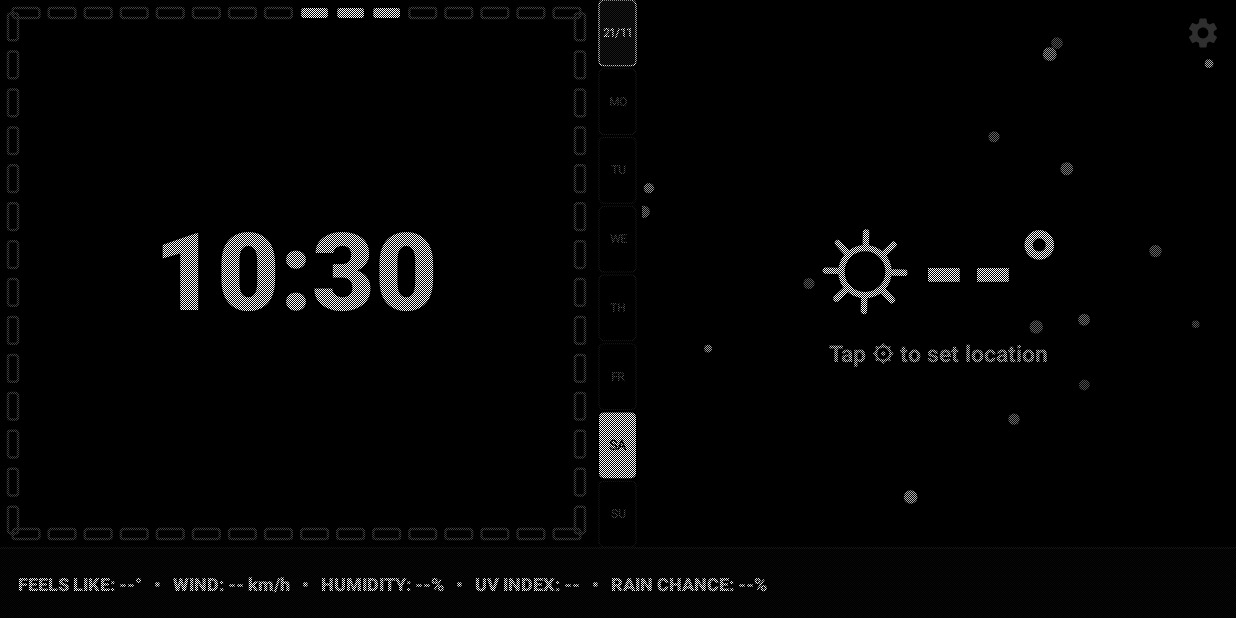
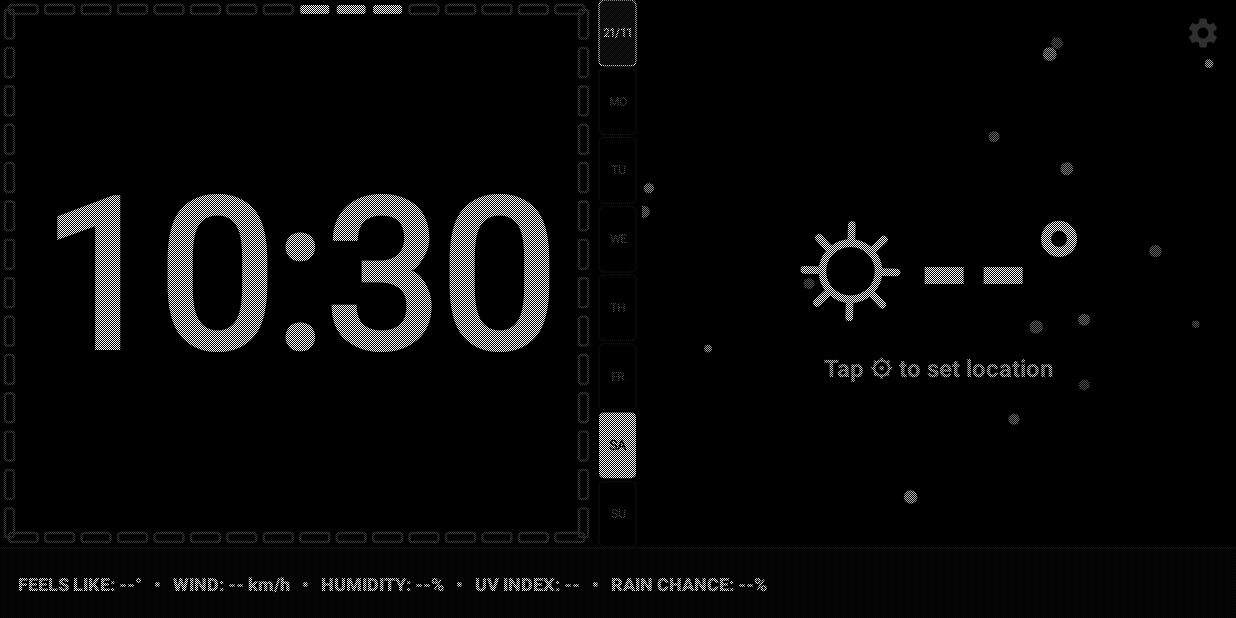
Before and after one commit to Hamza-Houaoui/HUB, an Android app: the first screen one second after launch (MainActivity), on a phone screen of 824 x 412 dp (held sideways). Run offline under Robolectric (Android 15) with nearby library versions, the phone set to English and light mode, and no system bars.

Commit message:
feat: AutoScaleClockView auto-fits 100% of left half, enlarged weather temp to 88sp and icon to 78dp

```diff
--- /dev/null
+++ b/app/src/main/java/com/hub/display/AutoScaleClockView.kt
@@ -0,0 +1,84 @@
+package com.hub.display
+
+import android.content.Context
+import android.graphics.Canvas
+import android.graphics.Color
+import android.graphics.Paint
+import android.graphics.Rect
+import android.util.AttributeSet
+import android.view.View
+
+/**
+ * Responsive Clock TextView that auto-measures the canvas and scales
+ * its font size to fill the exact full width from border to border!
+ */
+class AutoScaleClockView @JvmOverloads constructor(
+    context: Context,
+    attrs: AttributeSet? = null,
+    defStyleAttr: Int = 0
+) : View(context, attrs, defStyleAttr) {
+
+    private var timeString: String = "00:00"
+    private var textColor: Int = Color.WHITE
+
+    private val paint = Paint(Paint.ANTI_ALIAS_FLAG).apply {
+        textAlign = Paint.Align.CENTER
+        isFakeBoldText = true
+    }
+
+    private val textBounds = Rect()
+
+    fun setTime(time: String) {
+        if (timeString != time) {
+            timeString = time
+            invalidate()
+        }
+    }
+
+    fun setClockColor(color: Int) {
+        textColor = color
+        invalidate()
+    }
+
+    override fun onDraw(canvas: Canvas) {
+        super.onDraw(canvas)
+        val w = width.toFloat()
+        val h = height.toFloat()
+        if (w == 0f || h == 0f) return
+
+        paint.color = textColor
+
+        // Binary search / exact measurement to find the font size that fills 92% of width
+        val targetWidth = w * 0.94f
+        val maxHeight = h * 0.85f
+
+        // Initial guess based on character count (5 chars: "00:00")
+        var low = 20f
+        var high = 300f
+        var bestSize = 80f
+
+        for (i in 0 until 12) {
+            val mid = (low + high) / 2f
+            paint.textSize = mid
+            val measuredW = paint.measureText(timeString)
+            if (measuredW < targetWidth) {
+                bestSize = mid
+                low = mid
+            } else {
+                high = mid
+            }
+        }
+
+        // Ensure it doesn't exceed vertical height
+        paint.textSize = bestSize
+        paint.getTextBounds(timeString, 0, timeString.length, textBounds)
+        if (textBounds.height() > maxHeight) {
+            paint.textSize = bestSize * (maxHeight / textBounds.height())
+        }
+
+        // Center vertically & horizontally
+        paint.getTextBounds(timeString, 0, timeString.length, textBounds)
+        val yOffset = (h / 2f) - textBounds.exactCenterY()
+        canvas.drawText(timeString, w / 2f, yOffset, paint)
+    }
+}
--- a/app/src/main/java/com/hub/display/MainActivity.kt
+++ b/app/src/main/java/com/hub/display/MainActivity.kt
@@ -19,7 +19,7 @@ import java.util.Locale
 
 class MainActivity : AppCompatActivity() {
 
-    private lateinit var timeText: TextView
+    private lateinit var autoClockView: AutoScaleClockView
     private lateinit var weatherTemp: TextView
     private lateinit var weatherMinMax: TextView
     private lateinit var weatherDesc: TextView
@@ -69,7 +69,6 @@ class MainActivity : AppCompatActivity() {
         }
     }
 
-    // Alternates Bottom Bar every 1 minute between 24h Hourly & Live News Ticker
     private val bottomBarToggleRunnable = object : Runnable {
         override fun run() {
             isShowingHourly = !isShowingHourly
@@ -85,7 +84,6 @@ class MainActivity : AppCompatActivity() {
         }
     }
 
-    // Smooth Marquee News Ticker scroll
     private val marqueeRunnable = object : Runnable {
         override fun run() {
             if (!isShowingHourly && tickerScrollView.visibility == View.VISIBLE) {
@@ -109,7 +107,7 @@ class MainActivity : AppCompatActivity() {
 
         setContentView(R.layout.activity_main)
 
-        timeText = findViewById(R.id.timeText)
+        autoClockView = findViewById(R.id.autoClockView)
         weatherTemp = findViewById(R.id.weatherTemp)
         weatherMinMax = findViewById(R.id.weatherMinMax)
         weatherDesc = findViewById(R.id.weatherDesc)
@@ -169,7 +167,7 @@ class MainActivity : AppCompatActivity() {
         val now = Calendar.getInstance()
         val timeFmt = SimpleDateFormat("HH:mm", Locale.getDefault())
 
-        timeText.text = timeFmt.format(now.time)
+        autoClockView.setTime(timeFmt.format(now.time))
 
         val sec = now.get(Calendar.SECOND)
         secondsDialView.setSecond(sec)
@@ -193,7 +191,7 @@ class MainActivity : AppCompatActivity() {
         val tertiary = if (night) Color.parseColor("#7F0000") else Color.parseColor("#888888")
         val dialInactive = if (night) Color.parseColor("#330A0A") else Color.parseColor("#444444")
 
-        timeText.setTextColor(primary)
+        autoClockView.setClockColor(primary)
         weatherTemp.setTextColor(primary)
         weatherMinMax.setTextColor(secondary)
         weatherDesc.setTextColor(secondary)
@@ -278,7 +276,6 @@ class MainActivity : AppCompatActivity() {
                             rainDropletsContainer.visibility = View.GONE
                         }
 
-                        // Update News Ticker live marquee text
                         val tickerContent = buildString {
                             append("FEELS LIKE: ${weather.feelsLike.toInt()}°   •   ")
                             append("TODAY: MIN ${weather.minTemp.toInt()}° / MAX ${weather.maxTemp.toInt()}°   •   ")
--- a/app/src/main/java/com/hub/display/SecondsDialView.kt
+++ b/app/src/main/java/com/hub/display/SecondsDialView.kt
@@ -10,9 +10,8 @@ import android.view.View
 
 /**
  * 60 Precision Segment Blocks encircling the clock:
- * Dynamically scales its dimensions to fit any screen size (from 5.0" Galaxy J5 to large A21s):
- * - Margin & dimensions computed from width & height.
- * - Single-line text safe area inside.
+ * Pushed right to the very outer edges (4px margin) to liberate MAXIMUM interior area!
+ * Active: Solid filled. Inactive: Hollow outline.
  */
 class SecondsDialView @JvmOverloads constructor(
     context: Context,
@@ -30,7 +29,7 @@ class SecondsDialView @JvmOverloads constructor(
 
     private val strokePaint = Paint(Paint.ANTI_ALIAS_FLAG).apply {
         style = Paint.Style.STROKE
-        strokeWidth = 2.5f
+        strokeWidth = 2.4f
     }
 
     fun setSecond(second: Int) {
@@ -52,15 +51,15 @@ class SecondsDialView @JvmOverloads constructor(
         val h = height.toFloat()
         if (w == 0f || h == 0f) return
 
-        val margin = 8f
+        // Minimal margin to hug the exact outer perimeter
+        val margin = 5f
         val left = margin
         val top = margin
         val right = w - margin
         val bottom = h - margin
 
-        // Dynamic responsive segment size based on canvas width
-        val segLength = (w / 16f) * 0.72f
-        val segThick = 10f
+        val segLength = (w / 16f) * 0.78f
+        val segThick = 9f
         val corner = 2.5f
 
         fillPaint.color = activeColor
--- a/app/src/main/res/layout/activity_main.xml
+++ b/app/src/main/res/layout/activity_main.xml
@@ -19,41 +19,24 @@
             android:orientation="horizontal"
             android:baselineAligned="false">
 
-            <!-- ─── Left: Rectangular Cadre 60 Precision Blocks + Auto-fitting Clock ─── -->
+            <!-- ─── Left: Clock Fills 100% of Space Edge-to-Edge ─── -->
             <FrameLayout
                 android:layout_width="0dp"
                 android:layout_height="match_parent"
                 android:layout_weight="1">
 
-                <!-- 60 Responsive Precision Blocks -->
+                <!-- 60 Responsive Precision Blocks Outer Border -->
                 <com.hub.display.SecondsDialView
                     android:id="@+id/secondsDialView"
                     android:layout_width="match_parent"
                     android:layout_height="match_parent" />
 
-                <!-- Center Clock Text: Single line guaranteed! -->
-                <LinearLayout
+                <!-- Auto-Scaling Clock Text Fills Width from Border to Border! -->
+                <com.hub.display.AutoScaleClockView
+                    android:id="@+id/autoClockView"
                     android:layout_width="match_parent"
                     android:layout_height="match_parent"
-                    android:gravity="center"
-                    android:paddingStart="24dp"
-                    android:paddingEnd="24dp"
-                    android:orientation="vertical">
-
-                    <TextView
-                        android:id="@+id/timeText"
-                        android:layout_width="wrap_content"
-                        android:layout_height="wrap_content"
-                        android:text="00:00"
-                        android:textColor="#FFFFFF"
-                        android:textSize="72sp"
-                        android:maxLines="1"
-                        android:singleLine="true"
-                        android:ellipsize="none"
-                        android:textStyle="bold"
-                        android:fontFamily="sans-serif-medium"
-                        android:includeFontPadding="false" />
-                </LinearLayout>
+                    android:layout_margin="14dp" />
             </FrameLayout>
 
             <!-- ─── Center: Slim Seamless Edge-to-Edge 8-Box Calendar Strip ─── -->
@@ -81,8 +64,8 @@
                     android:layout_width="match_parent"
                     android:layout_height="match_parent"
                     android:gravity="center"
-                    android:paddingStart="6dp"
-                    android:paddingEnd="6dp"
+                    android:paddingStart="4dp"
+                    android:paddingEnd="4dp"
                     android:orientation="vertical">
 
                     <!-- Min & Max Temperature Tag right above temperature -->
@@ -93,10 +76,10 @@
                         android:text="▼ 9°   ▲ 16°"
                         android:textColor="#AAAAAA"
                         android:textStyle="bold"
-                        android:textSize="13sp"
+                        android:textSize="14sp"
                         android:fontFamily="sans-serif-medium" />
 
-                    <!-- Main Icon + Temperature on one tight, no-wrap horizontal row -->
+                    <!-- Main Icon + Temperature on one tight, bold horizontal row -->
                     <LinearLayout
                         android:layout_width="wrap_content"
                         android:layout_height="wrap_content"
@@ -107,10 +90,10 @@
                         <!-- Custom Vector Animated Weather Icon -->
                         <com.hub.display.AnimatedWeatherIconView
                             android:id="@+id/animatedWeatherIcon"
-                            android:layout_width="65dp"
-                            android:layout_height="65dp" />
+                            android:layout_width="78dp"
+                            android:layout_height="78dp" />
 
-                        <!-- Single-line guaranteed Temperature with degree symbol attached -->
+                        <!-- Large prominent Temperature with attached degree symbol -->
                         <TextView
                             android:id="@+id/weatherTemp"
                             android:layout_width="wrap_content"
@@ -118,7 +101,7 @@
                             android:layout_marginStart="4dp"
                             android:text="--°"
                             android:textColor="#FFFFFF"
-                            android:textSize="72sp"
+                            android:textSize="88sp"
                             android:maxLines="1"
                             android:singleLine="true"
                             android:ellipsize="none"
@@ -142,7 +125,7 @@
                             android:text=""
                             android:textColor="#CCCCCC"
                             android:textStyle="bold"
-                            android:textSize="15sp" />
+                            android:textSize="16sp" />
 
                         <!-- 10 Droplets Scale for Rain % -->
                         <LinearLayout
```
